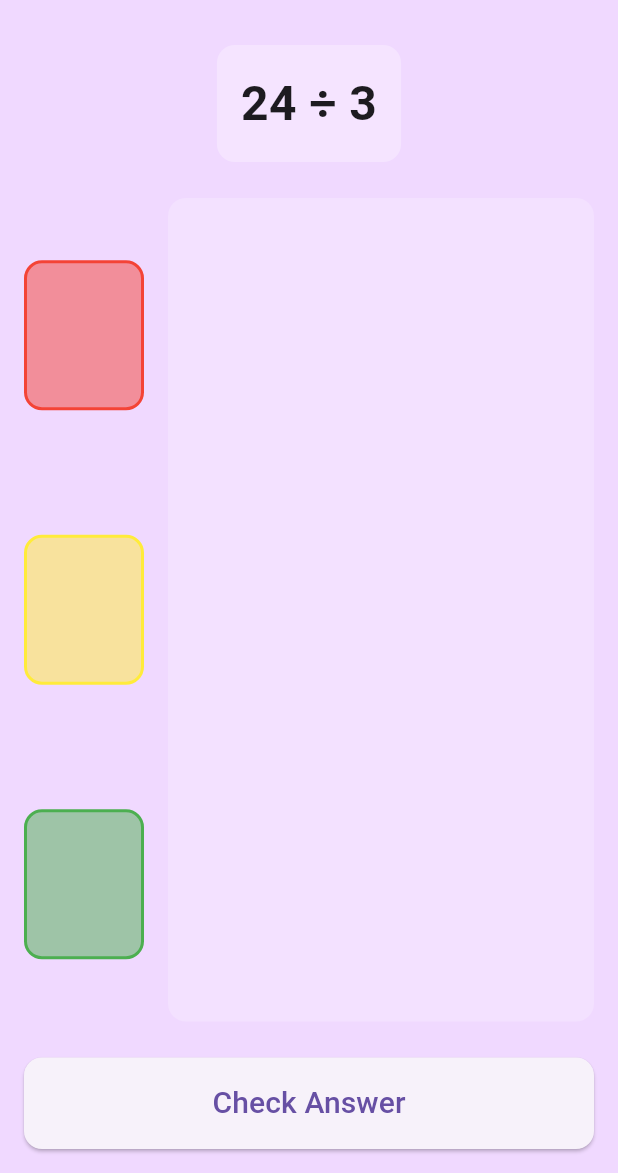
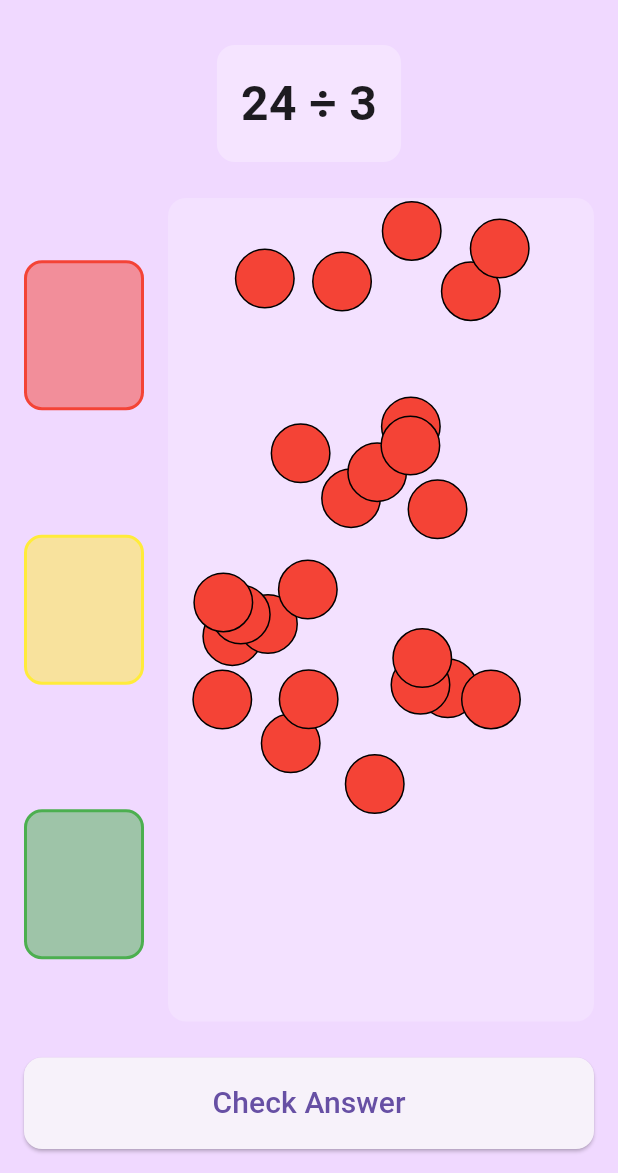
Before and after one commit to RulyOctareza/marble_game_flutter, a Flutter app: the screen it shows after launch, on a phone screen of 412 x 824 dp, the part 63-1236 px from its top. Run offline on Flutter 3.47's test engine with Material 3 defaults, Android fonts, the phone set to English and light mode, and no system bars; our stand-ins replace get.

Commit message:
feat : tambahkan kelereng

```diff
--- a/lib/app/data/models/math_problem_model.dart
+++ b/lib/app/data/models/math_problem_model.dart
@@ -1,9 +1,9 @@
-class MathProblem {
+class MathProblemModel {
   final int dividend;
 
   final int divisor;
 
-  MathProblem({required this.dividend, required this.divisor});
+  MathProblemModel({required this.dividend, required this.divisor});
 
   // Getter gawe ngitung jawaban teko soal otomatis
   int get result => dividend ~/ divisor;
--- a/lib/app/modules/home/home_view.dart
+++ b/lib/app/modules/home/home_view.dart
@@ -25,7 +25,7 @@ class HomeView extends GetView<HomeController> {
             Container(
               padding: const EdgeInsets.all(16),
               decoration: BoxDecoration(
-                color: Colors.white.withOpacity(0.3),
+                color: Colors.white.withValues(alpha: 0.3),
                 borderRadius: BorderRadius.circular(12),
               ),
               //
@@ -57,7 +57,7 @@ class HomeView extends GetView<HomeController> {
                         width: 80,
                         height: 100,
                         decoration: BoxDecoration(
-                          color: colors[index].withOpacity(0.5),
+                          color: colors[index].withValues(alpha: 0.5),
                           borderRadius: BorderRadius.circular(12),
                           border: Border.all(color: colors[index], width: 2),
                         ),
@@ -73,10 +73,33 @@ class HomeView extends GetView<HomeController> {
                   Expanded(
                     child: Container(
                       decoration: BoxDecoration(
-                        color: Colors.white.withOpacity(0.2),
+                        color: Colors.white.withValues(alpha: 0.2),
                         borderRadius: BorderRadius.circular(12),
                       ),
-                      child: const Stack(children: []),
+                      child: Obx(
+                        () => Stack(
+                          children: controller.marbles
+                              .map(
+                                (marble) => Positioned(
+                                  left: marble.position.dx,
+                                  top: marble.position.dy,
+                                  child: Container(
+                                    width: 40,
+                                    height: 40,
+                                    decoration: BoxDecoration(
+                                      shape: BoxShape.circle,
+                                      color: Colors.red,
+                                      border: Border.all(
+                                        color: Colors.black,
+                                        width: 1,
+                                      ),
+                                    ),
+                                  ),
+                                ),
+                              )
+                              .toList(),
+                        ),
+                      ),
                     ),
                   ),
                 ],
```
Also changed, not shown: lib/app/modules/home/home_controller.dart (+41 -1 lines).
